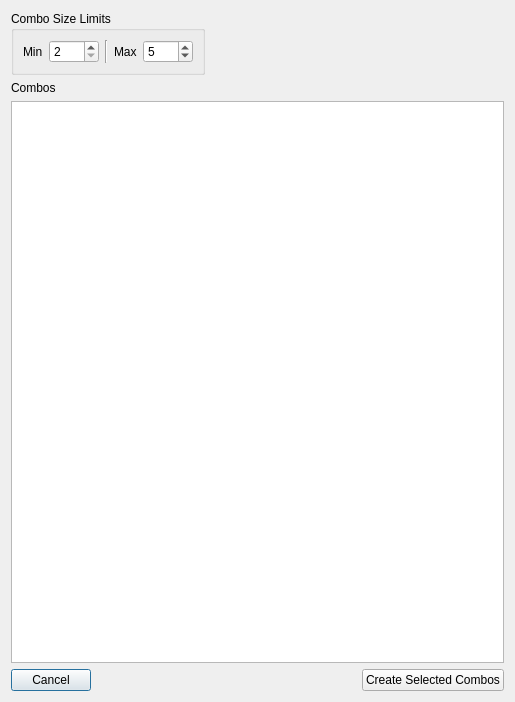
Qt form scripts/SimplexUI/ui/comboCheckDialog.ui (blurstudio/Simplex) before a commit.
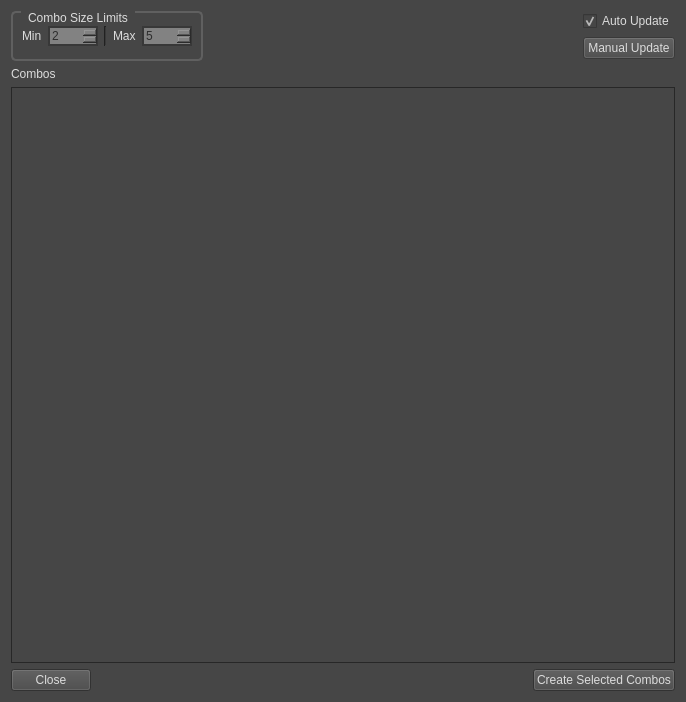
The same form after that commit.

Commit message: Add auto-update features to the ComboCheck dialog

Diff of the .ui file:
```diff
--- a/scripts/SimplexUI/ui/comboCheckDialog.ui
+++ b/scripts/SimplexUI/ui/comboCheckDialog.ui
@@ -6,14 +6,214 @@
    <rect>
     <x>0</x>
     <y>0</y>
-    <width>515</width>
+    <width>686</width>
     <height>702</height>
    </rect>
   </property>
   <property name="windowTitle">
    <string>Combo Check</string>
   </property>
-  <layout class="QVBoxLayout" name="verticalLayout">
+  <property name="styleSheet">
+   <string notr="true">
+QWidget{
+	background-color: rgb(70, 70, 70);
+	alternate-background-color: rgb(80, 80, 80);
+	color: rgb(220, 220, 220);
+	font: 8pt &quot;MS Shell Dlg 2&quot;;
+}
+
+QGroupBox{
+    border: 2px solid rgb(96, 96, 96);
+    border-radius: 5px;
+    margin-top: 2ex; /* leave space at the top for the title */
+	padding: 4px 0px;
+	/*padding-top: 3px;
+	padding-bottom: 3px;*/
+}
+
+QGroupBox::title {
+	subcontrol-origin: margin;
+	subcontrol-position: top left;
+	padding: 0 5px;
+	left: 10px;
+}
+
+
+
+
+QAbstractSpinBox{
+	color: rgb(45, 45, 45);
+	background-color: rgb(130, 130, 130);
+	border: 2px solid rgb(56, 56, 56);
+}
+
+QComboBox{
+	color: rgb(45, 45, 45);
+	background-color: rgb(130, 130, 130);
+	border: 2px solid rgb(56, 56, 56);
+}
+
+QLineEdit{
+	color: rgb(45, 45, 45);
+	background-color: rgb(130, 130, 130);
+	border: 2px solid rgb(56, 56, 56);
+}
+
+
+
+
+
+
+QScrollBar:handle:horizontal{
+    border-width: 1;
+	border-color: rgb(110, 110, 110);
+	border-radius: 5;
+	border-style: solid;
+	background-color: rgb(90, 90, 90);
+}
+
+QScrollBar:handle:vertical{
+    border-width: 1;
+	border-color: rgb(110, 110, 110);
+	border-radius: 5;
+	border-style: solid;
+	background-color: rgb(90, 90, 90);
+}
+
+QHeaderView::section {
+    background-color: rgb(80, 80, 80);
+    padding-left: 4px;
+    border: 1px solid rgb(108, 108, 108);
+}
+
+ QMenuBar::item {
+     spacing: 3px; /* spacing between menu bar items */
+     padding: 1px 4px;
+     background: transparent;
+     border-radius: 4px;
+ }
+
+ QMenuBar::item:selected { /* when selected using mouse or keyboard */
+     background: rgb(168, 168, 168);
+ }
+
+ QMenuBar::item:pressed {
+     background: rgb(136, 136, 136);
+ }
+
+QWidget:pressed {
+	background-color: rgb(50, 50, 50);
+}
+
+
+QWidget[bgColor=&quot;red&quot;] {
+	background-color: rgb(111, 57, 43);
+}
+QWidget[bgColor=&quot;red&quot;]:disabled {
+	background-color: rgb(105, 77, 70);
+}
+
+QWidget[bgColor=&quot;orange&quot;] {
+	background-color: rgb(138, 96, 67);
+}
+QWidget[bgColor=&quot;orange&quot;]:disabled {
+	background-color: rgb(137, 116, 101);
+}
+
+QWidget[bgColor=&quot;blue&quot;] {
+	background-color: rgb(44, 57, 67);
+}
+QWidget[bgColor=&quot;blue&quot;]:disabled {
+	background-color: rgb(60, 67, 72);
+}
+
+QWidget[bgColor=&quot;green&quot;] {
+	background-color: rgb(95, 103, 82);
+}
+QWidget[bgColor=&quot;green&quot;]:disabled {
+	background-color: rgb(114, 118, 107);
+}
+
+QWidget[bgColor=&quot;yellow&quot;] {
+	background-color: rgb(146, 128, 103);
+}
+QWidget[bgColor=&quot;yellow&quot;]:disabled {
+	background-color: rgb(161, 152, 139);
+}
+
+QWidget[bgColor=&quot;lightRed&quot;] {
+	background-color: rgb(132, 73, 58);
+}
+QWidget[bgColor=&quot;lightRed&quot;]:disabled {
+	background-color: rgb(128, 98, 91);
+}
+
+QWidget[bgColor=&quot;lightOrange&quot;] {
+	background-color: rgb(140, 104, 55);
+}
+QWidget[bgColor=&quot;lightOrange&quot;]:disabled {
+	background-color: rgb(133, 114, 90);
+}
+
+QWidget[bgColor=&quot;lightBlue&quot;] {
+	background-color: rgb(82, 98, 111);
+}
+QWidget[bgColor=&quot;lightBlue&quot;]:disabled {
+	background-color: rgb(109, 117, 124);
+}
+
+QWidget[bgColor=&quot;lightGreen&quot;] {
+	background-color: rgb(137, 148, 117);
+}
+QWidget[bgColor=&quot;lightGreen&quot;]:disabled {
+	background-color: rgb(164, 169, 154);
+}
+
+QWidget[bgColor=&quot;lightYellow&quot;] {
+	background-color: rgb(131, 115, 92);
+}
+QWidget[bgColor=&quot;lightYellow&quot;]:disabled {
+	background-color: rgb(144, 136, 124);
+}
+
+QWidget[bgColor=&quot;darkRed&quot;] {
+	background-color: rgb(79, 41, 31);
+}
+QWidget[bgColor=&quot;darkRed&quot;]:disabled {
+	background-color: rgb(75, 55, 50);
+}
+
+QWidget[bgColor=&quot;darkOrange&quot;] {
+	background-color: rgb(102, 71, 49);
+}
+QWidget[bgColor=&quot;darkOrange&quot;]:disabled {
+	background-color: rgb(101, 85, 74);
+}
+
+QWidget[bgColor=&quot;darkBlue&quot;] {
+	background-color: rgb(35, 45, 53);
+}
+QWidget[bgColor=&quot;darkBlue&quot;]:disabled {
+	background-color: rgb(48, 53, 57);
+}
+
+QWidget[bgColor=&quot;darkGreen&quot;] {
+	background-color: rgb(60, 65, 52);
+}
+QWidget[bgColor=&quot;darkGreen&quot;]:disabled {
+	background-color: rgb(72, 74, 68);
+}
+
+QWidget[bgColor=&quot;darkYellow&quot;] {
+	background-color: rgb(74, 65, 52);
+}
+QWidget[bgColor=&quot;darkYellow&quot;]:disabled {
+	background-color: rgb(81, 77, 70);
+}
+
+</string>
+  </property>
+  <layout class="QVBoxLayout" name="verticalLayout_3">
    <item>
     <layout class="QHBoxLayout" name="horizontalLayout_3">
      <item>
@@ -106,6 +306,33 @@
        </property>
       </widget>
      </item>
+     <item>
+      <layout class="QVBoxLayout" name="verticalLayout">
+       <item>
+        <widget class="QCheckBox" name="uiAutoUpdateCHK">
+         <property name="text">
+          <string>Auto Update</string>
+         </property>
+         <property name="checked">
+          <bool>true</bool>
+         </property>
+        </widget>
+       </item>
+       <item>
+        <widget class="QPushButton" name="uiManualUpdateBTN">
+         <property name="enabled">
+          <bool>false</bool>
+         </property>
+         <property name="text">
+          <string>Manual Update</string>
+         </property>
+         <property name="bgColor" stdset="0">
+          <string>orange</string>
+         </property>
+        </widget>
+       </item>
+      </layout>
+     </item>
     </layout>
    </item>
    <item>
@@ -137,7 +364,10 @@
      <item>
       <widget class="QPushButton" name="uiCancelBTN">
        <property name="text">
-        <string>Cancel</string>
+        <string>Close</string>
+       </property>
+       <property name="bgColor" stdset="0">
+        <string>orange</string>
        </property>
       </widget>
      </item>
```
Left out of the diff: 22 changed lines with no effect on the pictures. The commit also changes 2 other files.
